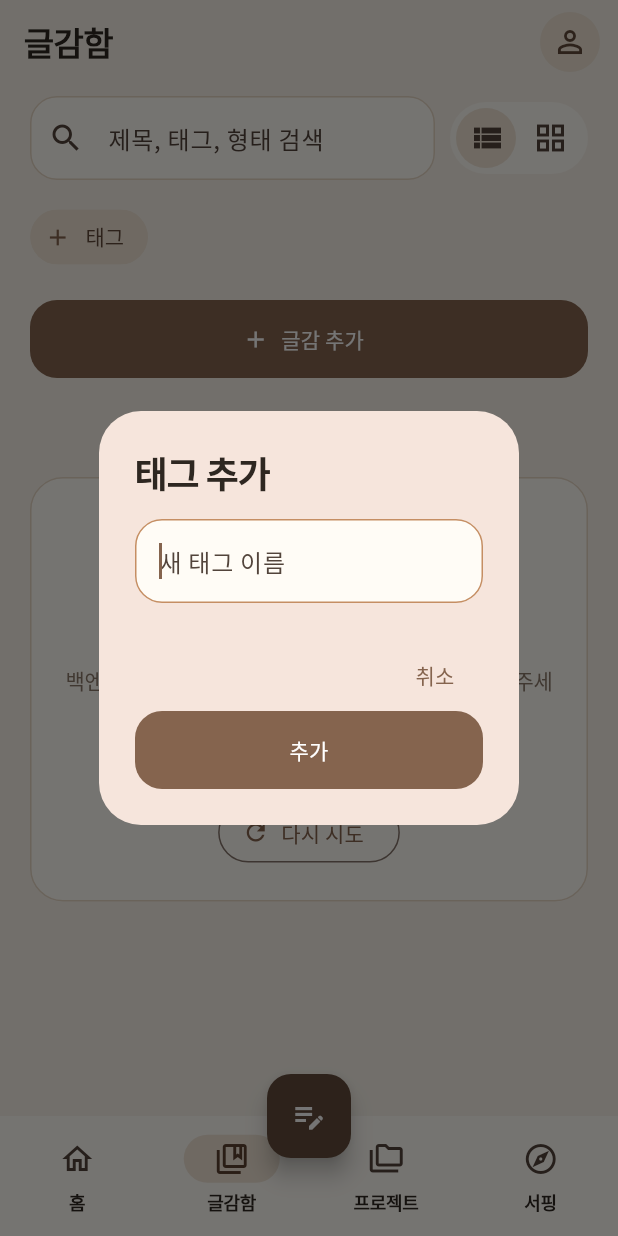
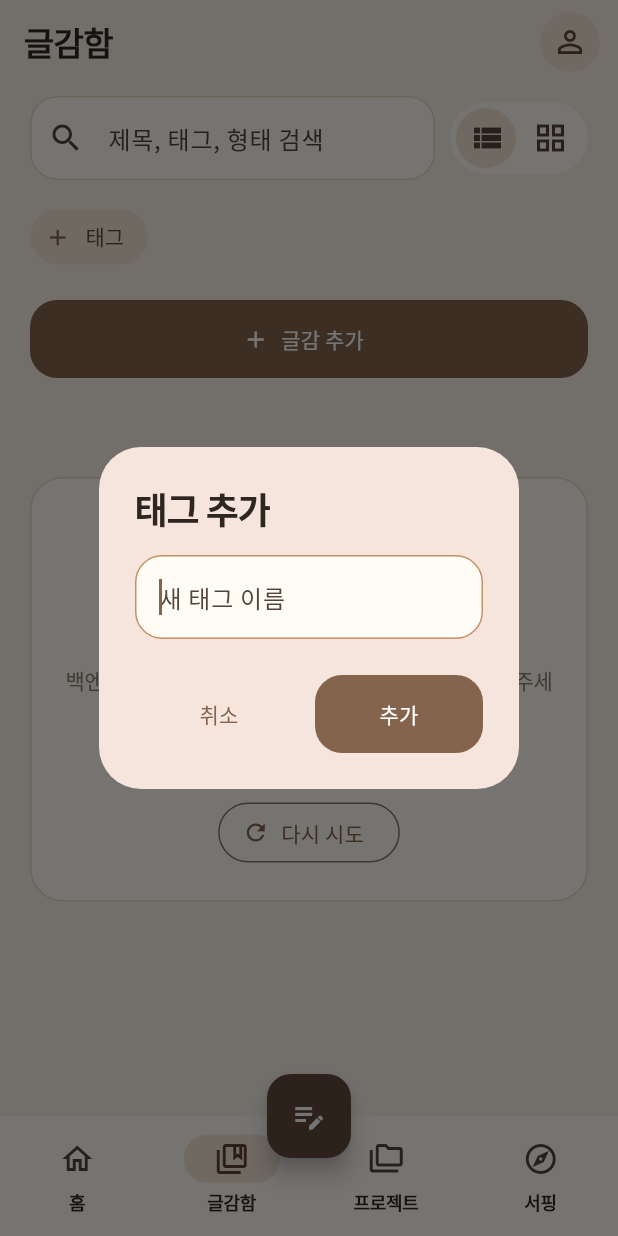
Before and after one commit to madcamp-official/26s-w2-c2-07, a Flutter app: the CapturesScreen screen opened by its route, after a tap on "태그", on a phone screen of 412 x 824 dp. Run offline on Flutter 3.47's test engine with Material 3 defaults, Android fonts, the phone set to English and light mode, and no system bars; our stand-ins replace flutter_dotenv, go_router, image_picker, share_plus, supabase_flutter, video_player; missing offline and left inert: fvp; accounts and stored records are empty; network calls fail; Roboto replaces fonts that are missing (Gowun Batang).

Commit message:
fix: align mobile dialog actions

```diff
--- /dev/null
+++ b/apps/mobile/lib/shared/dialog_actions.dart
@@ -0,0 +1,54 @@
+import 'package:flutter/material.dart';
+
+class DialogActionRow extends StatelessWidget {
+  const DialogActionRow({
+    required this.cancelLabel,
+    required this.confirmLabel,
+    required this.onCancel,
+    required this.onConfirm,
+    this.isDestructive = false,
+    super.key,
+  });
+
+  final String cancelLabel;
+  final String confirmLabel;
+  final VoidCallback onCancel;
+  final VoidCallback onConfirm;
+  final bool isDestructive;
+
+  @override
+  Widget build(BuildContext context) {
+    final confirmStyle = isDestructive
+        ? FilledButton.styleFrom(
+            backgroundColor: Theme.of(context).colorScheme.error,
+            foregroundColor: Theme.of(context).colorScheme.onError,
+          )
+        : null;
+
+    return SizedBox(
+      width: 232,
+      child: Row(
+        children: [
+          Expanded(
+            child: TextButton(
+              onPressed: onCancel,
+              child: Text(cancelLabel),
+            ),
+          ),
+          const SizedBox(width: 8),
+          Expanded(
+            child: FilledButton(
+              style: confirmStyle,
+              onPressed: onConfirm,
+              child: Text(
+                confirmLabel,
+                maxLines: 1,
+                overflow: TextOverflow.ellipsis,
+              ),
+            ),
+          ),
+        ],
+      ),
+    );
+  }
+}
```
Also changed, not shown: apps/mobile/lib/features/captures/captures_screen.dart (+25 -37 lines), apps/mobile/lib/features/profile/profile_screen.dart (+17 -21 lines), apps/mobile/lib/features/surf/surf_screen.dart (+9 -8 lines).
